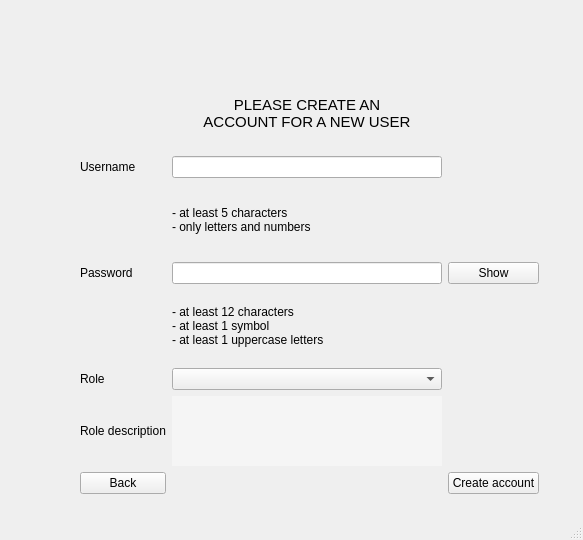
mikukula/SAT, file src/ui_design/create_account.ui: the form before one commit.
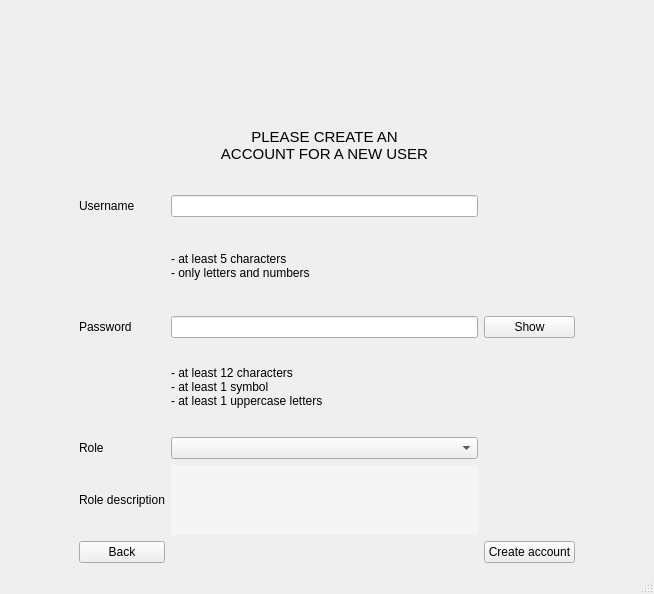
The form after the commit. Icons and pictures are not drawn.

```diff
--- a/src/ui_design/create_account.ui
+++ b/src/ui_design/create_account.ui
@@ -6,23 +6,16 @@
    <rect>
     <x>0</x>
     <y>0</y>
-    <width>583</width>
-    <height>540</height>
+    <width>654</width>
+    <height>594</height>
    </rect>
   </property>
   <property name="windowTitle">
    <string>MainWindow</string>
   </property>
   <widget class="QWidget" name="centralwidget">
-   <widget class="QWidget" name="layoutWidget">
-    <property name="geometry">
-     <rect>
-      <x>10</x>
-      <y>0</y>
-      <width>599</width>
-      <height>494</height>
-     </rect>
-    </property>
+   <layout class="QHBoxLayout" name="horizontalLayout_2">
+    <item>
     <layout class="QGridLayout" name="gridLayout">
      <item row="4" column="2">
       <widget class="QLabel" name="label_5">
@@ -216,7 +209,8 @@
       <widget class="QLineEdit" name="passwordEdit"/>
      </item>
     </layout>
-   </widget>
+    </item>
+   </layout>
   </widget>
   <widget class="QMenuBar" name="menubar">
    <property name="geometry">
```
Left out of the diff: 2 changed lines with no effect on the pictures. Lines whose indentation alone changed are shown as unchanged.
